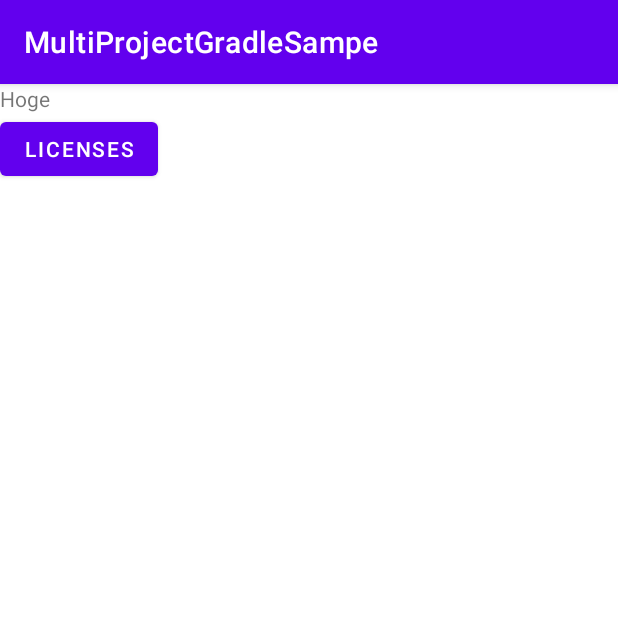
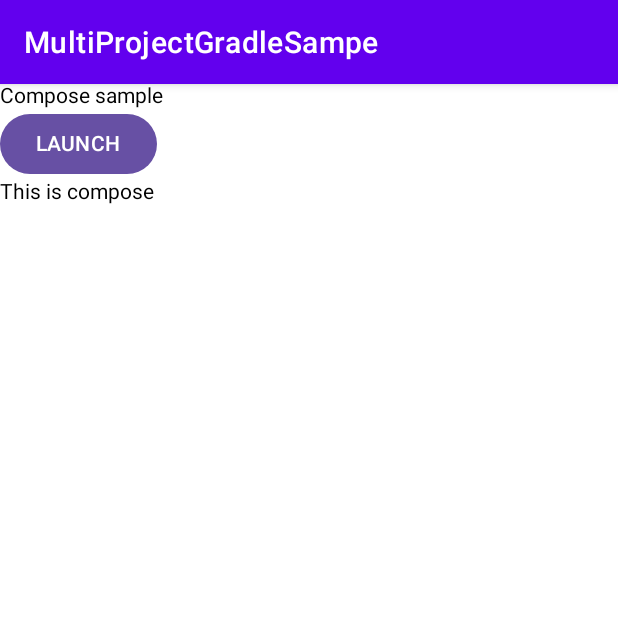
Before and after one commit to gen0083/MultiProjectGradleSample, an Android app built with Jetpack Compose: the screen it shows after launch (MainActivity), on a phone screen of 412 x 824 dp, the top half of it. Run offline under Robolectric (Android 15) with nearby library versions, the phone set to English and light mode, and no system bars; libraries missing offline, so code that uses them is left out: com.google.android.gms.

Commit message:
Apply compose plugin and convert compose instead of view

```diff
--- a/sample/build.gradle.kts
+++ b/sample/build.gradle.kts
@@ -1,17 +1,15 @@
 plugins {
     id("jp.gcreate.android.application")
     id("jp.gcreate.android.kotlin")
+    id("jp.gcreate.android.compose")
     id("jp.gcreate.ossLicenses")
 }
 
 android {
     namespace = "jp.gcreate.sample.multiprojectgradlesampe"
-    compileSdk = 33
 
     defaultConfig {
         applicationId = "jp.gcreate.sample.multiprojectgradlesampe"
-        minSdk = 24
-        targetSdk = 33
         versionCode = 1
         versionName = "1.0"
 
--- a/sample/src/main/java/jp/gcreate/sample/multiprojectgradlesampe/MainActivity.kt
+++ b/sample/src/main/java/jp/gcreate/sample/multiprojectgradlesampe/MainActivity.kt
@@ -4,14 +4,33 @@ import android.content.Intent
 import androidx.appcompat.app.AppCompatActivity
 import android.os.Bundle
 import android.widget.Button
+import androidx.activity.compose.setContent
+import androidx.compose.foundation.layout.Column
+import androidx.compose.foundation.layout.fillMaxSize
+import androidx.compose.material3.Button
+import androidx.compose.material3.Scaffold
+import androidx.compose.material3.Text
+import androidx.compose.runtime.LaunchedEffect
+import androidx.compose.ui.Modifier
 import com.google.android.gms.oss.licenses.OssLicensesMenuActivity
 
 class MainActivity : AppCompatActivity() {
     override fun onCreate(savedInstanceState: Bundle?) {
         super.onCreate(savedInstanceState)
-        setContentView(R.layout.activity_main)
-        findViewById<Button>(R.id.licenses).setOnClickListener {
-            startActivity(Intent(this@MainActivity, OssLicensesMenuActivity::class.java))
+        setContent {
+            Column(
+                modifier = Modifier.fillMaxSize(),
+            ) {
+                Text(text = "Compose sample")
+                Button(
+                    onClick = {
+                        startActivity(Intent(this@MainActivity, OssLicensesMenuActivity::class.java))
+                    },
+                ) {
+                    Text(text = "LAUNCH")
+                }
+                Text(text = "This is compose")
+            }
         }
     }
 }
--- a/sample/src/main/res/layout/activity_main.xml
+++ /dev/null
@@ -1,25 +0,0 @@
-<?xml version="1.0" encoding="utf-8"?>
-<LinearLayout
-        xmlns:android="http://schemas.android.com/apk/res/android"
-        xmlns:tools="http://schemas.android.com/tools"
-        xmlns:app="http://schemas.android.com/apk/res-auto"
-        android:layout_width="match_parent"
-        android:layout_height="match_parent"
-        android:orientation="vertical"
-        tools:context=".MainActivity"
-        >
-
-    <TextView
-            android:layout_width="match_parent"
-            android:layout_height="wrap_content"
-            android:text="Hoge"
-        />
-
-    <Button
-            android:layout_width="wrap_content"
-            android:layout_height="wrap_content"
-            android:id="@+id/licenses"
-            android:text="LICENSES"
-        />
-
-</LinearLayout>
```
